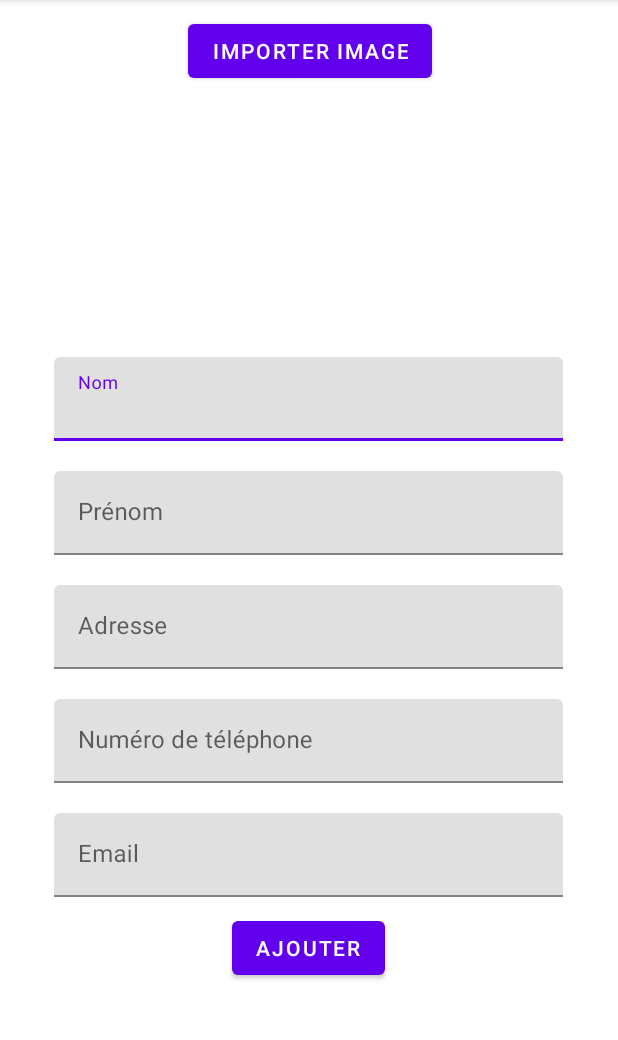
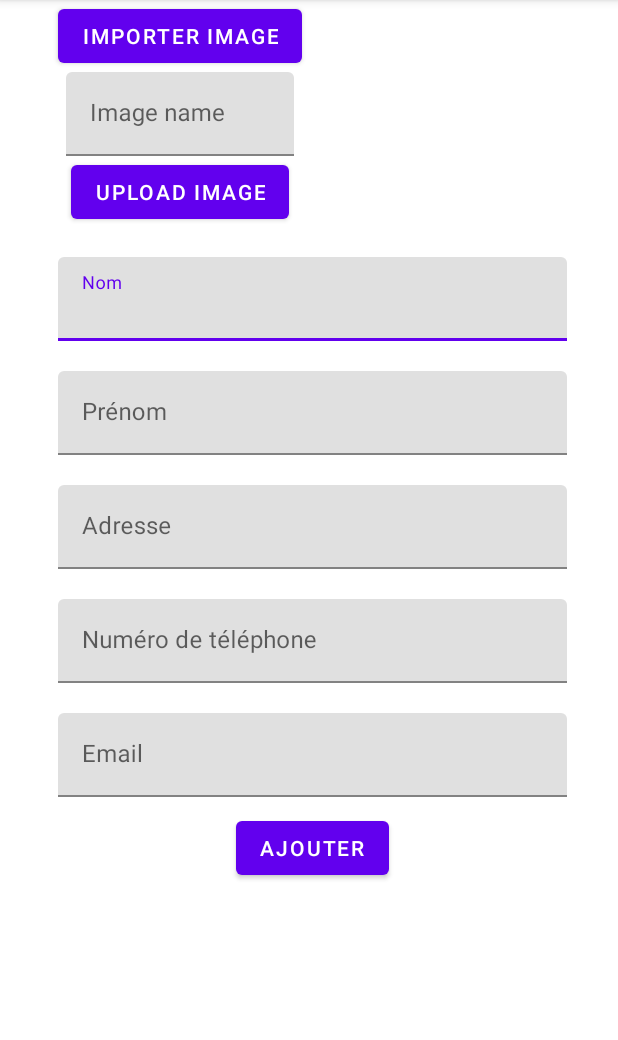
Before and after one commit to HubertLaury/Alzeihm-heure, an Android app: the AddMemberActivity screen opened directly, with no data from a screen before it, after a tap on "IMPORTER IMAGE", on a phone screen of 412 x 824 dp, the part 84-1124 px from its top. Run offline under Robolectric (Android 15) with nearby library versions, the phone set to English and light mode, and no system bars; our stand-ins replace Firebase (no records; nobody signed in at launch, a user with empty details on screens opened directly); pictures from the network do not load.

Commit message:
add member

```diff
--- a/app/src/main/AndroidManifest.xml
+++ b/app/src/main/AndroidManifest.xml
@@ -14,9 +14,8 @@
         android:roundIcon="@mipmap/ic_launcher_round"
         android:supportsRtl="true"
         android:theme="@style/Theme.Alzeihmheure">
-        <activity android:name=".member.AddMemberActivity"></activity>
+        <activity android:name=".member.AddMemberActivity"/>
         <activity android:name=".member.DescriptionActivity" />
-
         <meta-data
             android:name="com.google.android.geo.API_KEY"
             android:value="@string/google_maps_key" />
@@ -30,6 +29,7 @@
         <activity android:name=".calendar.CalendarActivity" />
         <activity android:name=".register.RegisterActivity" />
         <activity android:name=".login.LoginActivity" />
+        <activity android:name=".test.TestActivity" />
         <activity android:name=".MainActivity">
             <intent-filter>
                 <action android:name="android.intent.action.MAIN" />
--- a/app/src/main/java/fr/isen/alzeihmheure/member/AddMemberActivity.kt
+++ b/app/src/main/java/fr/isen/alzeihmheure/member/AddMemberActivity.kt
@@ -6,44 +6,60 @@ import android.net.Uri
 import android.os.Bundle
 import android.text.TextUtils
 import android.view.View
-import android.widget.Button
-import android.widget.ImageView
-import android.widget.Toast
+import android.webkit.MimeTypeMap
+import android.widget.*
 import androidx.appcompat.app.AppCompatActivity
+import com.bumptech.glide.Glide
+import com.google.android.gms.tasks.Continuation
+import com.google.android.gms.tasks.Task
 import com.google.firebase.database.*
+import com.google.firebase.firestore.FirebaseFirestore
+import com.google.firebase.storage.FirebaseStorage
+import com.google.firebase.storage.StorageReference
+import com.google.firebase.storage.UploadTask
 import fr.isen.alzeihmheure.R
 import fr.isen.alzeihmheure.databinding.ActivityAddMemberBinding
 import java.io.FileNotFoundException
 import java.io.InputStream
-
+import java.util.*
 
 class AddMemberActivity : AppCompatActivity() {
     private lateinit var binding: ActivityAddMemberBinding
     private lateinit var btnImport: Button
+    private lateinit var buttonUpload: Button
     private lateinit var picture: ImageView
     private lateinit var btnAdd: Button
+    private var filePath: Uri? = null
+    private var format: TextView? = null
+    private var firebaseStore: FirebaseStorage? = null
+    private var storageReference: StorageReference? = null
     val RESULT_LOAD_IMG = 1
 
-    //lateinit var memberInfo: MemberInfo
+    override fun onCreate(savedInstanceState: Bundle?) {
 
-    override fun onCreate(savedInstanceState: Bundle?) {
+        firebaseStore = FirebaseStorage.getInstance()
+        storageReference = FirebaseStorage.getInstance().reference
+
         super.onCreate(savedInstanceState)
         binding = ActivityAddMemberBinding.inflate(layoutInflater)
         setContentView(binding.root)
 
-        btnImport = findViewById(fr.isen.alzeihmheure.R.id.btnImport)
-        picture = findViewById(fr.isen.alzeihmheure.R.id.picture)
+        format = findViewById(R.id.format)
+        btnImport = findViewById(R.id.btnImport)
+        picture = findViewById(R.id.picture)
+        val editText = findViewById<EditText>(R.id.nom)
+
         binding.btnImport.setOnClickListener(object : View.OnClickListener {
             override fun onClick(v: View?) {
-                val photoPickerIntent = Intent(Intent.ACTION_PICK)
-                photoPickerIntent.type = "image/*"
-                intent.setAction(Intent.ACTION_GET_CONTENT)
-                startActivityForResult(photoPickerIntent, RESULT_LOAD_IMG);
+                val name: String = editText.getText().toString()
+                binding.format.setText(name)
+                selectPicture()
             }
         })
 
         btnAdd = findViewById(R.id.btnAdd)
         binding.btnAdd.setOnClickListener {
+            uploadImage()
             when {
                 //si rien est saisie pour le prenom on affiche un message grace à un toast
                 TextUtils.isEmpty(binding.firstname.text.toString().trim { it <= ' ' }) -> {
@@ -102,10 +118,13 @@ class AddMemberActivity : AppCompatActivity() {
                  val adresse: String = binding.adresse.text.toString()
                  val email: String = binding.email.text.toString()
                  val telephone: String = binding.telephone.text.toString()
-                 //val picture: String = binding.picture.toString()
+                 val ImageStore = FirebaseStorage.getInstance().reference.child("uploads/").downloadUrl
+                 val url = "https://firebasestorage.googleapis.com/v0/b/alzheimheure.appspot.com/o/uploads%2Fmtp.jpg?alt=media&token=37833540-7b87-4d49-bdd8-922133aa00ac"
 
-                 // below 3 lines of code is used to set
-                 // data in our object class.
+                 ImageStore.addOnSuccessListener { uri -> //Setting the image to imageView using Glide Library
+                     Glide.with(binding.picture.context).load(url).into(picture)
+                 }
+
                  val firebaseDatabase = FirebaseDatabase.getInstance().getReference("users")
                  val uploadId = firebaseDatabase.push().key
 
@@ -116,7 +135,7 @@ class AddMemberActivity : AppCompatActivity() {
                          // inside the method of on Data change we are setting
                          // our object class to our database reference.
                          // data base reference will sends data to firebase.
-                         val user = User(firstname, lastname, email, telephone, adresse)
+                         val user = User(firstname, lastname, email, telephone, adresse, picture.toString())
                          firebaseDatabase.child(uploadId!!).setValue(user)
 
                          // after adding this data we are showing toast message.
@@ -134,14 +153,71 @@ class AddMemberActivity : AppCompatActivity() {
         }
     }
 
+    private fun addUploadRecordToDb(uri: String){
+        val db = FirebaseFirestore.getInstance()
+        val data = HashMap<String, Any>()
+        data["imageUrl"] = uri
+
+        db.collection("")
+                .add(data)
+                .addOnSuccessListener { documentReference ->
+                    Toast.makeText(this, "Saved to DB", Toast.LENGTH_LONG).show()
+                }
+                .addOnFailureListener { e ->
+                    Toast.makeText(this, "Error saving to DB", Toast.LENGTH_LONG).show()
+                }
+    }
+
+    private fun uploadImage(){
+        if(filePath != null){
+            val name: String = binding.nom.text.toString()+"."+GetFileExtension(filePath)
+            val ref = storageReference?.child("uploads/" + name)
+            val uploadTask = ref?.putFile(filePath!!)
+
+            val urlTask = uploadTask?.continueWithTask(Continuation<UploadTask.TaskSnapshot, Task<Uri>> { task ->
+                if (!task.isSuccessful) {
+                    task.exception?.let {
+                        throw it
+                    }
+                }
+                return@Continuation ref.downloadUrl
+            })?.addOnCompleteListener { task ->
+                if (task.isSuccessful) {
+                    val downloadUri = task.result
+                    addUploadRecordToDb(downloadUri.toString())
+                }
+            }?.addOnFailureListener{}
+        }else{
+            Toast.makeText(this, "Please Upload an Image", Toast.LENGTH_SHORT).show()
+        }
+    }
+
+    fun GetFileExtension(uri: Uri?): String? {
+        val contentResolver = contentResolver
+        val mimeTypeMap = MimeTypeMap.getSingleton()
+
+        // Returning the file Extension.
+        return mimeTypeMap.getExtensionFromMimeType(contentResolver.getType(uri!!))
+    }
+
+    private fun selectPicture() {
+        val photoPickerIntent = Intent(Intent.ACTION_PICK)
+        photoPickerIntent.type = "image/*"
+        intent.setAction(Intent.ACTION_GET_CONTENT)
+        startActivityForResult(photoPickerIntent, RESULT_LOAD_IMG)
+    }
+
     override fun onActivityResult(reqCode: Int, resultCode: Int, data: Intent?) {
+
         super.onActivityResult(reqCode, resultCode, data)
         if (resultCode == RESULT_OK) {
             try {
                 val imageUri: Uri? = data?.data
                 val imageStream: InputStream? = imageUri?.let { contentResolver.openInputStream(it) }
                 val selectedImage = BitmapFactory.decodeStream(imageStream)
-                picture.setImageBitmap(selectedImage)
+                picture?.setImageBitmap(selectedImage)
+                filePath = data?.data
+
             } catch (e: FileNotFoundException) {
                 e.printStackTrace()
                 Toast.makeText(applicationContext, "Une erreur s'est produite", Toast.LENGTH_LONG).show()
--- a/app/src/main/res/layout/activity_add_member.xml
+++ b/app/src/main/res/layout/activity_add_member.xml
@@ -13,7 +13,7 @@
         android:layout_height="wrap_content"
         android:layout_marginTop="20dp"
         app:layout_constraintEnd_toEndOf="@+id/picture"
-        app:layout_constraintStart_toStartOf="@+id/picture"
+        app:layout_constraintStart_toStartOf="@+id/btnImport"
         app:layout_constraintTop_toBottomOf="@+id/picture">
 
         <com.google.android.material.textfield.TextInputEditText
@@ -92,6 +92,21 @@
             android:inputType="text" />
     </com.google.android.material.textfield.TextInputLayout>
 
+    <com.google.android.material.textfield.TextInputLayout
+        android:id="@+id/textInputLayout2"
+        android:layout_width="wrap_content"
+        android:layout_height="wrap_content"
+        app:layout_constraintEnd_toEndOf="@+id/btnImport"
+        app:layout_constraintStart_toStartOf="@+id/btnImport"
+        app:layout_constraintTop_toBottomOf="@+id/btnImport">
+
+        <com.google.android.material.textfield.TextInputEditText
+            android:id="@+id/nom"
+            android:layout_width="152dp"
+            android:layout_height="wrap_content"
+            android:hint="Image name" />
+    </com.google.android.material.textfield.TextInputLayout>
+
     <Button
         android:id="@+id/btnAdd"
         android:layout_width="wrap_content"
@@ -106,23 +121,43 @@
         android:id="@+id/btnImport"
         android:layout_width="wrap_content"
         android:layout_height="wrap_content"
-        android:layout_marginBottom="10dp"
+        android:layout_marginStart="36dp"
         android:text="Importer Image"
-        app:layout_constraintBottom_toTopOf="@+id/picture"
-        app:layout_constraintEnd_toEndOf="@+id/picture"
-        app:layout_constraintHorizontal_bias="0.461"
-        app:layout_constraintStart_toStartOf="@+id/picture"
+        app:layout_constraintEnd_toStartOf="@+id/picture"
+        app:layout_constraintHorizontal_bias="0.225"
+        app:layout_constraintStart_toStartOf="parent"
+        tools:ignore="MissingConstraints"
+        tools:layout_editor_absoluteY="53dp" />
+
+    <Button
+        android:id="@+id/btnUpload"
+        android:layout_width="wrap_content"
+        android:layout_height="wrap_content"
+        android:text="Upload Image"
+        app:layout_constraintEnd_toEndOf="@+id/textInputLayout2"
+        app:layout_constraintStart_toStartOf="@+id/textInputLayout2"
+        app:layout_constraintTop_toBottomOf="@+id/textInputLayout2"
         tools:ignore="MissingConstraints" />
 
     <ImageView
         android:id="@+id/picture"
         android:layout_width="150dp"
         android:layout_height="150dp"
-        app:layout_constraintBottom_toBottomOf="parent"
-        app:layout_constraintHorizontal_bias="0.498"
-        app:layout_constraintLeft_toLeftOf="parent"
-        app:layout_constraintRight_toRightOf="parent"
-        app:layout_constraintTop_toTopOf="parent"
-        app:layout_constraintVertical_bias="0.11" />
+        android:layout_marginStart="24dp"
+        android:layout_marginEnd="31dp"
+        app:layout_constraintBottom_toBottomOf="@+id/btnUpload"
+        app:layout_constraintEnd_toEndOf="parent"
+        app:layout_constraintStart_toEndOf="@+id/btnImport"
+        app:layout_constraintTop_toTopOf="@+id/btnImport" />
+
+    <TextView
+        android:id="@+id/format"
+        android:layout_width="wrap_content"
+        android:layout_height="wrap_content"
+        android:layout_marginBottom="2dp"
+        android:text="format"
+        app:layout_constraintBottom_toTopOf="@+id/picture"
+        app:layout_constraintEnd_toEndOf="@+id/picture"
+        app:layout_constraintStart_toStartOf="@+id/picture" />
 
 </androidx.constraintlayout.widget.ConstraintLayout>
```
Also changed, not shown: app/src/main/java/fr/isen/alzeihmheure/member/User.kt (+5 -2 lines), app/src/main/java/fr/isen/alzeihmheure/test/TestActivity.kt (+4 -1 lines).
